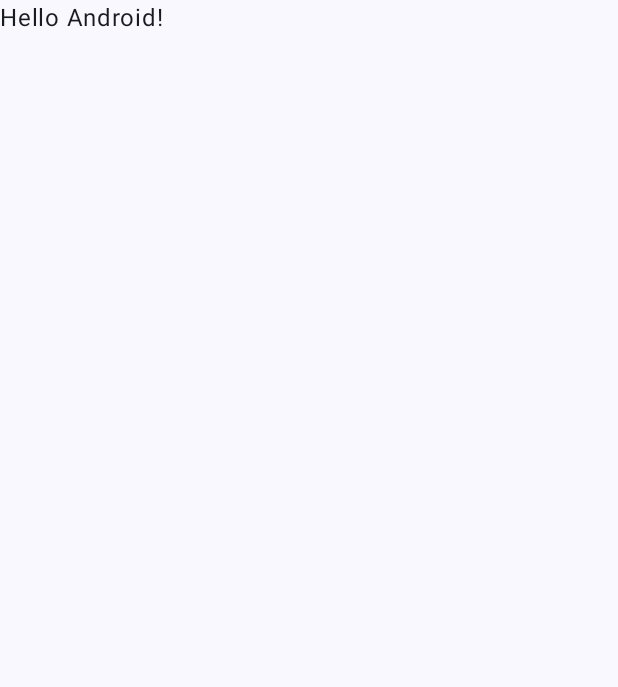
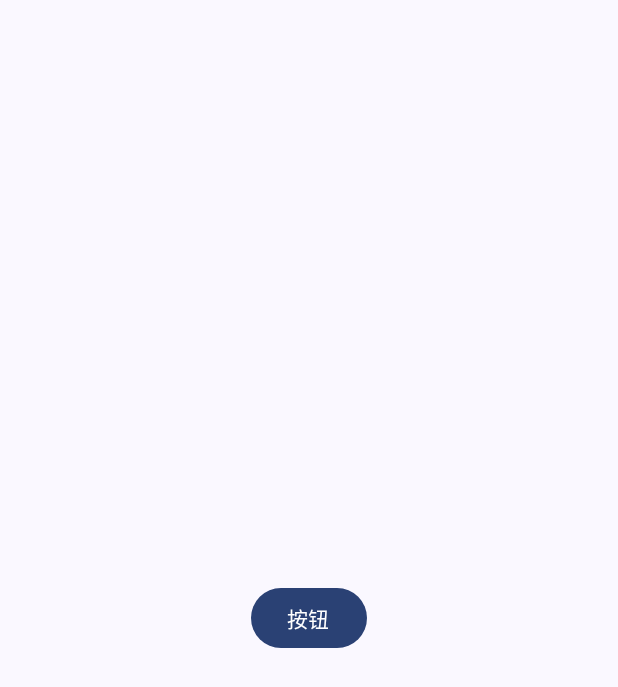
Before and after one commit to weiraneve/bluetooth-connect, an Android app built with Jetpack Compose: the screen it shows after launch (MainActivity), on a phone screen of 412 x 824 dp. Before the commit the part shown is almost empty. Shown: the top 687 px of the screen. Run offline under Robolectric (Android 15) with nearby library versions, the phone set to English and light mode, and no system bars.

Commit message:
feat: add temp button

```diff
--- a/app/src/main/java/com/weiran/bluetooth_connect/MainActivity.kt
+++ b/app/src/main/java/com/weiran/bluetooth_connect/MainActivity.kt
@@ -1,47 +1,51 @@
 package com.weiran.bluetooth_connect
 
 import android.os.Bundle
+import android.util.Log
 import androidx.activity.ComponentActivity
 import androidx.activity.compose.setContent
 import androidx.activity.enableEdgeToEdge
+import androidx.compose.foundation.layout.Box
 import androidx.compose.foundation.layout.fillMaxSize
 import androidx.compose.foundation.layout.padding
+import androidx.compose.material3.Button
 import androidx.compose.material3.Scaffold
 import androidx.compose.material3.Text
 import androidx.compose.runtime.Composable
+import androidx.compose.ui.Alignment
 import androidx.compose.ui.Modifier
-import androidx.compose.ui.tooling.preview.Preview
 import com.weiran.bluetooth_connect.ui.theme.BluetoothconnectTheme
 
 class MainActivity : ComponentActivity() {
+
+    private val tag = "MainActivity"
+
     override fun onCreate(savedInstanceState: Bundle?) {
         super.onCreate(savedInstanceState)
         enableEdgeToEdge()
         setContent {
             BluetoothconnectTheme {
                 Scaffold(modifier = Modifier.fillMaxSize()) { innerPadding ->
-                    Greeting(
-                        name = "Android",
-                        modifier = Modifier.padding(innerPadding)
-                    )
+                    MainContent(modifier = Modifier.padding(innerPadding))
                 }
             }
         }
     }
-}
 
-@Composable
-fun Greeting(name: String, modifier: Modifier = Modifier) {
-    Text(
-        text = "Hello $name!",
-        modifier = modifier
-    )
-}
-
-@Preview(showBackground = true)
-@Composable
-fun GreetingPreview() {
-    BluetoothconnectTheme {
-        Greeting("Android")
+    @Composable
+    fun MainContent(modifier: Modifier = Modifier) {
+        Box(
+            modifier = modifier.fillMaxSize(),
+            contentAlignment = Alignment.Center
+        ) {
+            Button(
+                onClick = {
+                    // todo
+                    Log.i(tag, "Hello World")
+                }
+            ) {
+                Text(text = "按钮")
+            }
+        }
     }
 }
```
